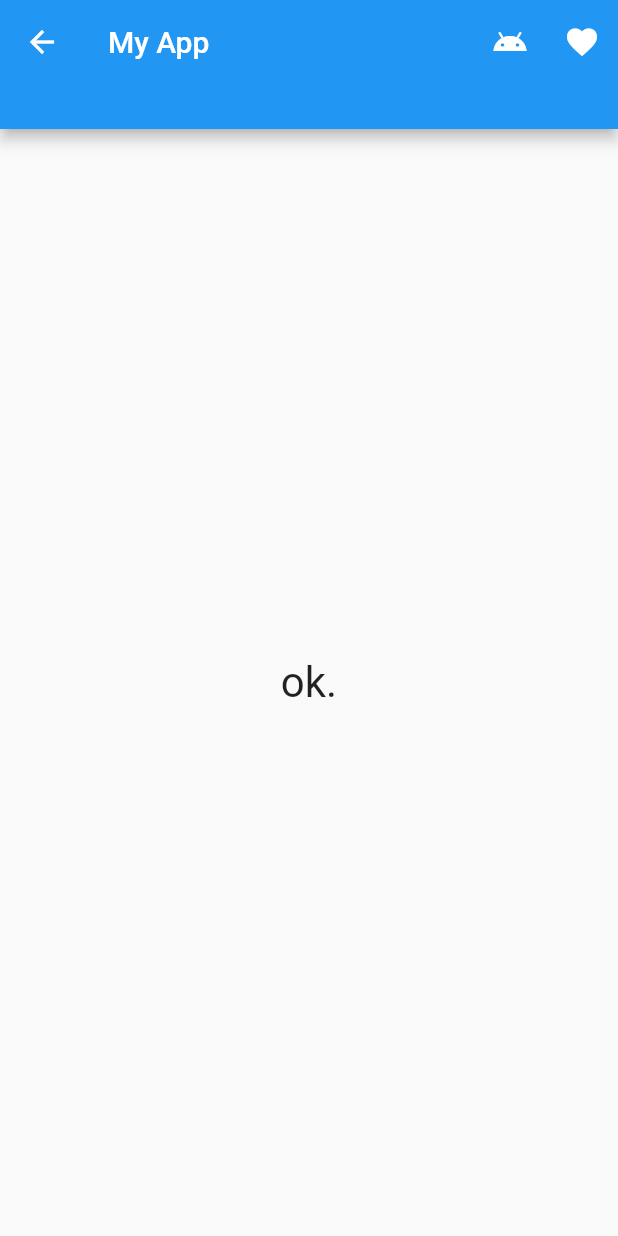
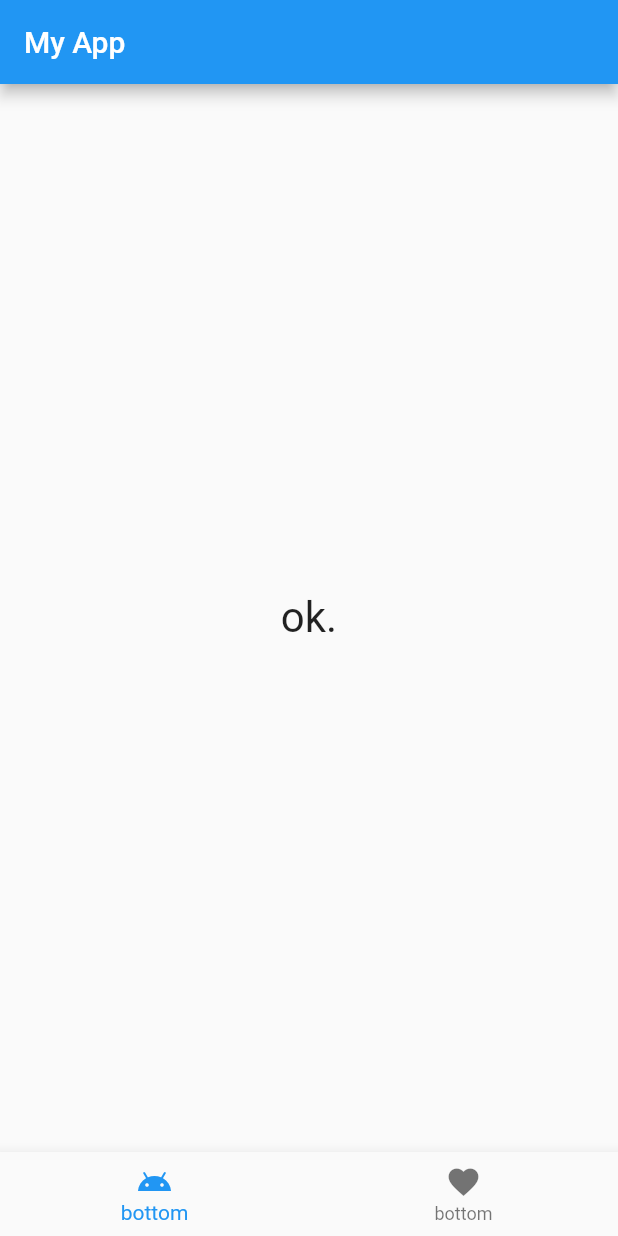
Before and after one commit to mouchi717/flutter_app_intro, a Flutter app: the screen it shows after launch, on a phone screen of 412 x 824 dp. Run offline on Flutter 3.47's test engine with Material 2 defaults, Android fonts, the phone set to English and light mode, and no system bars.

Commit message:
リスト5-2 BottomNavigationBarを利用してみる

```diff
--- /dev/null
+++ b/lib/5-2/main.dart
@@ -0,0 +1,77 @@
+import 'package:flutter/material.dart';
+
+class MyApp5 extends StatelessWidget {
+
+  @override
+  Widget build(BuildContext context) {
+    return new MaterialApp(
+        title: 'Flutter Demo',
+        theme: new ThemeData(
+          primarySwatch: Colors.blue,
+        ),
+        home: MyHomePage(
+          title: 'Flutterサンプルアプリ',
+        )
+    );
+  }
+}
+
+class MyHomePage extends StatefulWidget {
+  MyHomePage({Key key, this.title}): super(key: key);
+
+  final String title;
+
+  @override
+  _MyHomePageState createState()  => new _MyHomePageState();
+}
+
+class _MyHomePageState extends State<MyHomePage> {
+
+  String _message;
+  int _index = 0;
+
+  @override
+  void initState() {
+    _message = 'ok.';
+    super.initState();
+  }
+
+  // インスタンス生成時に必ず呼び出される
+  @override
+  Widget build(BuildContext context) {
+    return Scaffold(
+      appBar: AppBar(
+        title: Text('My App'),
+      ),
+
+      body: Center(
+        child: Text(_message,
+          style: const TextStyle(fontSize: 28.0),
+        ),
+      ),
+
+      bottomNavigationBar: BottomNavigationBar(
+        currentIndex: _index,
+        items: <BottomNavigationBarItem>[
+          BottomNavigationBarItem(
+            title: Text('bottom'),
+            icon: Icon(Icons.android),
+          ),
+          BottomNavigationBarItem(
+            title: Text('bottom'),
+            icon: Icon(Icons.favorite),
+          ),
+        ],
+        onTap: tapBottomIcon,
+      ),
+    );
+  }
+
+  void tapBottomIcon(int value) {
+    var items = ['Android', 'Heart'];
+    setState(() {
+      _index = value;
+      _message = 'you tapped: "' + items[_index] + '".';
+    });
+  }
+}
--- a/lib/main.dart
+++ b/lib/main.dart
@@ -1,5 +1,5 @@
 import 'package:flutter/material.dart';
-import 'package:flutter_app_intro/5-1/main.dart';
+import 'package:flutter_app_intro/5-2/main.dart';
 
 void main() => runApp(new MyApp5());
 
```
